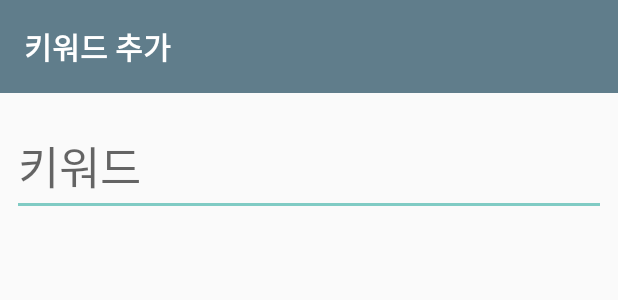
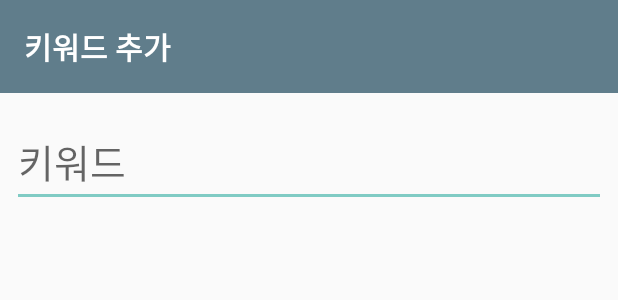
Before and after one commit to suprodigy/Android_ThinkTank, an Android app: the layout dialog_add_keyword.xml on its own in the app's theme, with its tools: preview values and no code run, on a phone screen of 412 x 824 dp. Shown: the top 300 px of the screen. Run offline under Robolectric (Android 15) with nearby library versions, the phone set to English and light mode, and no system bars; plain views replace MaterialTextField; Roboto replaces fonts that are not available here.

Commit message:
AutoCompleteTextView 적용

```diff
--- a/ThinkTank/app/build.gradle
+++ b/ThinkTank/app/build.gradle
@@ -45,5 +45,4 @@ dependencies {
     compile 'com.squareup.retrofit2:retrofit:2.1.0'
     compile 'com.squareup.retrofit2:converter-gson:2.1.0'
     compile 'com.squareup.okhttp3:okhttp:3.6.0'
-    compile files('libs/org.snu.ids.ha.jar')
 }
--- a/ThinkTank/app/src/main/res/layout/dialog_add_keyword.xml
+++ b/ThinkTank/app/src/main/res/layout/dialog_add_keyword.xml
@@ -28,16 +28,26 @@
         <com.github.florent37.materialtextfield.MaterialTextField
             android:layout_width="match_parent"
             android:layout_height="wrap_content"
+            app:mtf_hasFocus="true"
             app:mtf_image="@drawable/hashtag"
             app:mtf_labelColor="@color/colorPrimaryDark"
             app:mtf_backgroundColor="@color/colorAccentLight">
 
-            <EditText
+            <!--<EditText
                 android:id="@+id/keyword_edit_text"
                 android:layout_width="match_parent"
                 android:layout_height="wrap_content"
-                android:textSize="30sp"
-                android:hint="@string/keyword_edit_text"/>
+                android:textSize="24sp"
+                android:gravity="bottom"
+                android:hint="@string/keyword_edit_text"/>-->
+
+            <AutoCompleteTextView
+                android:id="@+id/keyword_edit_text"
+                android:textSize="26sp"
+                android:hint="@string/keyword_edit_text"
+                android:completionThreshold="1"
+                android:layout_width="match_parent"
+                android:layout_height="wrap_content"/>
 
         </com.github.florent37.materialtextfield.MaterialTextField>
 
--- a/ThinkTank/app/src/main/res/values-v21/styles.xml
+++ b/ThinkTank/app/src/main/res/values-v21/styles.xml
@@ -6,7 +6,7 @@
         <item name="colorPrimary">@color/colorPrimary</item>
         <item name="colorPrimaryDark">@color/colorPrimaryDark</item>
         <item name="colorAccent">@color/colorAccent</item>
-        <item name="android:statusBarColor">@android:color/transparent</item>
+        <item name="android:statusBarColor">@color/black_de</item>
     </style>
 
     <style name="AppTheme.NoActionBar">
@@ -17,6 +17,7 @@
         <item name="android:editTextStyle">@style/AppTheme.Widget.EditText</item>
         <item name="android:buttonStyle">@style/AppTheme.Widget.Button</item>
         <item name="android:checkboxStyle">@style/AppTheme.Widget.CheckBox</item>
+        <item name="android:autoCompleteTextViewStyle">@style/AppTheme.Widget.AutoCompleteTextView</item>
     </style>
 
     <style name="AppTheme.Widget"/>
@@ -37,4 +38,8 @@
         <item name="android:textSize">30sp</item>
     </style>
 
+    <style name="AppTheme.Widget.AutoCompleteTextView" parent="android:Widget.Holo.Light.AutoCompleteTextView">
+        <item name="fontPath">fonts/NanumPen.ttf</item>
+    </style>
+
 </resources>
--- /dev/null
+++ b/ThinkTank/app/src/main/res/values-v23/styles.xml
@@ -0,0 +1,46 @@
+<resources>
+
+    <!-- Base application theme. -->
+    <style name="AppTheme" parent="Theme.AppCompat.Light.DarkActionBar">
+        <!-- Customize your theme here. -->
+        <item name="colorPrimary">@color/colorPrimary</item>
+        <item name="colorPrimaryDark">@color/colorPrimaryDark</item>
+        <item name="colorAccent">@color/colorAccent</item>
+        <item name="android:statusBarColor">@android:color/transparent</item>
+        <item name="android:windowLightStatusBar">true</item>
+    </style>
+
+    <style name="AppTheme.NoActionBar">
+        <item name="windowActionBar">false</item>
+        <item name="windowNoTitle">true</item>
+        <item name="android:windowDrawsSystemBarBackgrounds">true</item>
+        <item name="android:textViewStyle">@style/AppTheme.Widget.TextView</item>
+        <item name="android:editTextStyle">@style/AppTheme.Widget.EditText</item>
+        <item name="android:buttonStyle">@style/AppTheme.Widget.Button</item>
+        <item name="android:checkboxStyle">@style/AppTheme.Widget.CheckBox</item>
+        <item name="android:autoCompleteTextViewStyle">@style/AppTheme.Widget.AutoCompleteTextView</item>
+    </style>
+
+    <style name="AppTheme.Widget"/>
+
+    <style name="AppTheme.Widget.TextView" parent="android:Widget.Holo.Light.TextView">
+        <item name="fontPath">fonts/NanumBarunGothic.ttf</item>
+    </style>
+
+    <style name="AppTheme.Widget.EditText" parent="android:Widget.Holo.Light.EditText">
+        <item name="fontPath">fonts/NanumPen.ttf</item>
+    </style>
+
+    <style name="AppTheme.Widget.Button" parent="android:Widget.Holo.Light.Button">
+        <item name="fontPath">fonts/NanumBarunGothic.ttf</item>
+    </style>
+
+    <style name="AppTheme.Widget.CheckBox" parent="android:Widget.Holo.Light.CompoundButton.CheckBox">
+        <item name="android:textSize">30sp</item>
+    </style>
+
+    <style name="AppTheme.Widget.AutoCompleteTextView" parent="android:Widget.Holo.Light.AutoCompleteTextView">
+        <item name="fontPath">fonts/NanumPen.ttf</item>
+    </style>
+
+</resources>
```
Also changed, not shown: ThinkTank/app/src/main/java/com/boostcamp/jr/thinktank/TTDetailActivity.java (+12 -11 lines), ThinkTank/app/src/main/java/com/boostcamp/jr/thinktank/TTListActivity.java (+6 -1 lines), ThinkTank/app/src/main/java/com/boostcamp/jr/thinktank/TTMainActivity.java (+25 -7 lines), ThinkTank/app/src/main/java/com/boostcamp/jr/thinktank/model/KeywordObserver.java (+17 -0 lines), ThinkTank/app/src/main/java/com/boostcamp/jr/thinktank/utils/KeywordUtil.java (+49 -37 lines), ThinkTank/app/src/main/res/layout/activity_tt_main.xml (+10 -1 lines), ThinkTank/app/src/main/res/layout/toolbar_tt_list.xml (+13 -4 lines).
